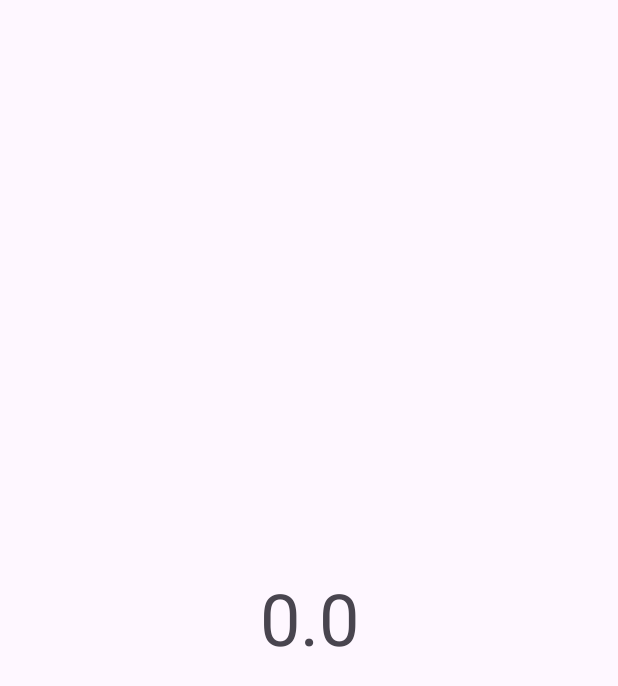
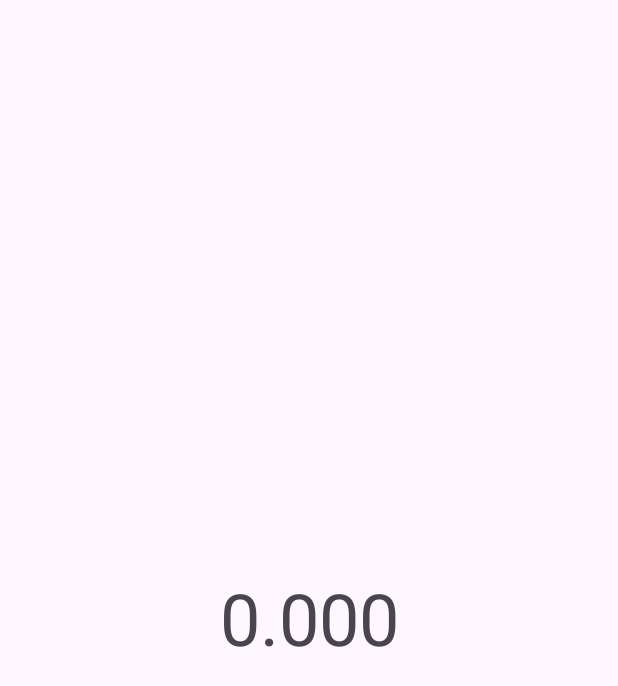
Before and after one commit to Manuvi03/PAD-2024-2025-Manuvi, an Android app: the CalculatorResultActivity screen opened directly, with no data from a screen before it, on a phone screen of 412 x 824 dp. Shown: the top 686 px of the screen. Run offline under Robolectric (Android 15) with nearby library versions, the phone set to English and light mode, and no system bars.

Commit message:
Cambio para que salgan solo 3 decimales en el resultado

```diff
--- a/app/src/main/java/es/ucm/fdi/calculator/CalculatorResultActivity.java
+++ b/app/src/main/java/es/ucm/fdi/calculator/CalculatorResultActivity.java
@@ -31,6 +31,10 @@ public class CalculatorResultActivity extends AppCompatActivity {
     {
         Intent intent = getIntent();
         //cogemos el valor del intent que es double lo pasamos a string y se lo ponemos al textView
-        solution.setText(String.valueOf(intent.getDoubleExtra("solucion",0)));
+        Double result = intent.getDoubleExtra("solucion",0);
+
+        String text;
+        text = String.format("%.3f",result);
+        solution.setText(text);
     }
 }
```
